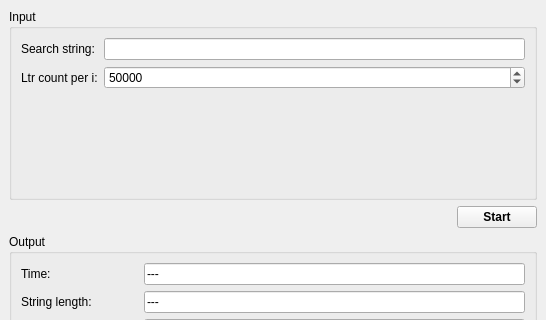
pietr26/Infinite-Monkey-Theorem, file wstart.ui: the form before one commit; both pictures show x 0 to 546 and y 0 to 320 of the 546 by 678 pixel window.
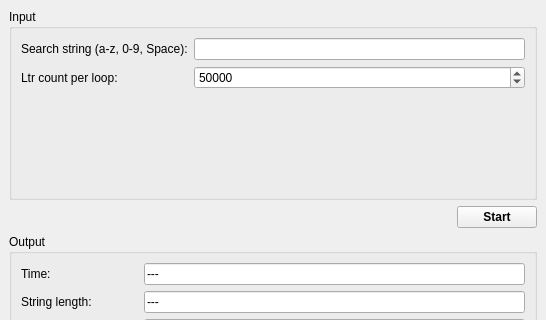
The form after the commit.

Commit message: Only use letters a-z, 0-9 and space

Patch:
```diff
--- a/wstart.ui
+++ b/wstart.ui
@@ -26,7 +26,7 @@
          <item row="0" column="0">
           <widget class="QLabel" name="lblInput">
            <property name="text">
-            <string>Search string:</string>
+            <string>Search string (a-z, 0-9, Space):</string>
            </property>
           </widget>
          </item>
@@ -42,7 +42,7 @@
          <item row="1" column="0">
           <widget class="QLabel" name="lblGlobali">
            <property name="text">
-            <string>Ltr count per i:</string>
+            <string>Ltr count per loop:</string>
            </property>
           </widget>
          </item>
```
Left out of the diff: 8 changed lines with no effect on the pictures. The commit also changes 1 other file.
